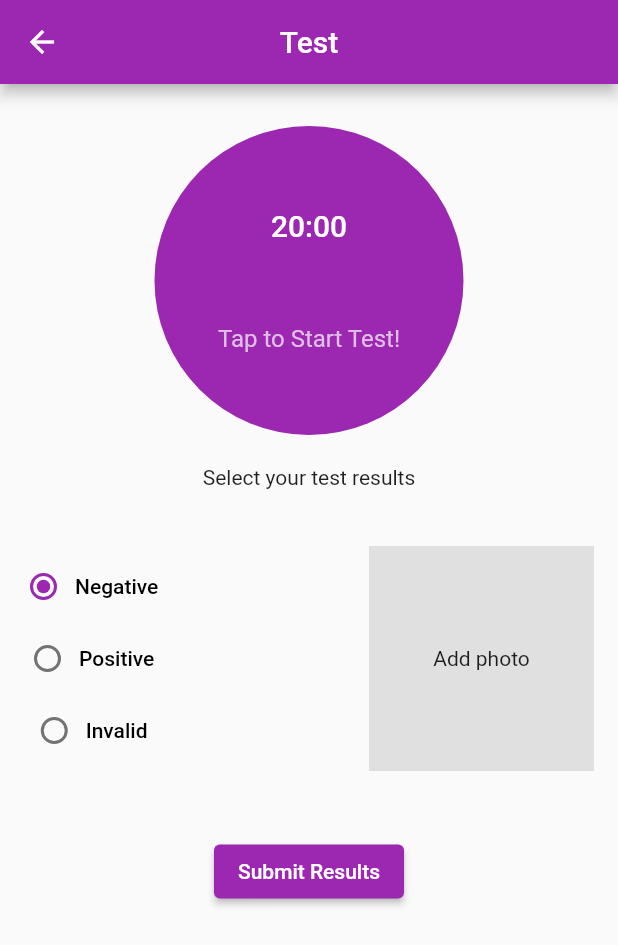
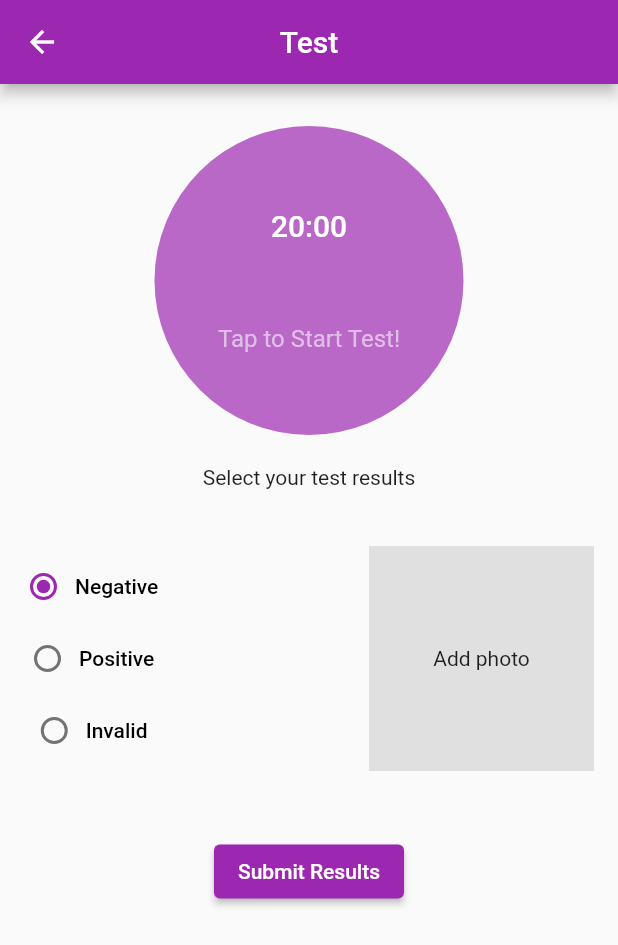
Before and after one commit to CharlesMuchogo/Smart_Test, a Flutter app: the TestPage screen opened directly, on a phone screen of 412 x 824 dp. Shown: the top 945 px of the screen. Run offline on Flutter 3.47's test engine with Material 2 defaults, Android fonts, the phone set to English and light mode, and no system bars; our stand-ins replace chewie, dio, equatable, firebase_core, firebase_storage, flutter_bloc and 5 more; accounts and stored records are empty.

Commit message:
Updated timer color

```diff
--- a/lib/Presentation/testpage.dart
+++ b/lib/Presentation/testpage.dart
@@ -201,7 +201,7 @@ class _TestPageState extends State<TestPage> {
                   child: GestureDetector(
                     onTap: _startTimer,
                     child: CircleAvatar(
-                      backgroundColor: Colors.purple,
+                      backgroundColor: Colors.purple.shade300,
                         radius: MediaQuery.of(context).size.width * 0.25 * MediaQuery.textScaleFactorOf(context),
                         child: Column(
                           mainAxisAlignment: MainAxisAlignment.spaceEvenly,
```
